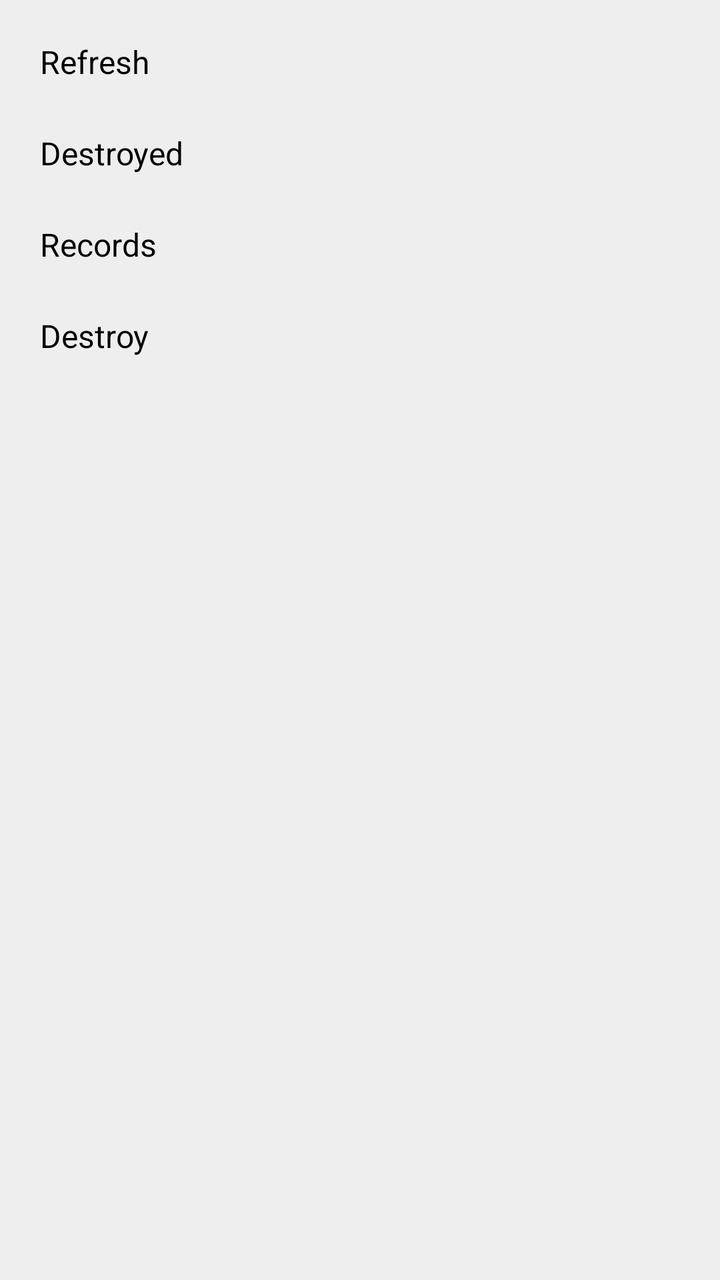
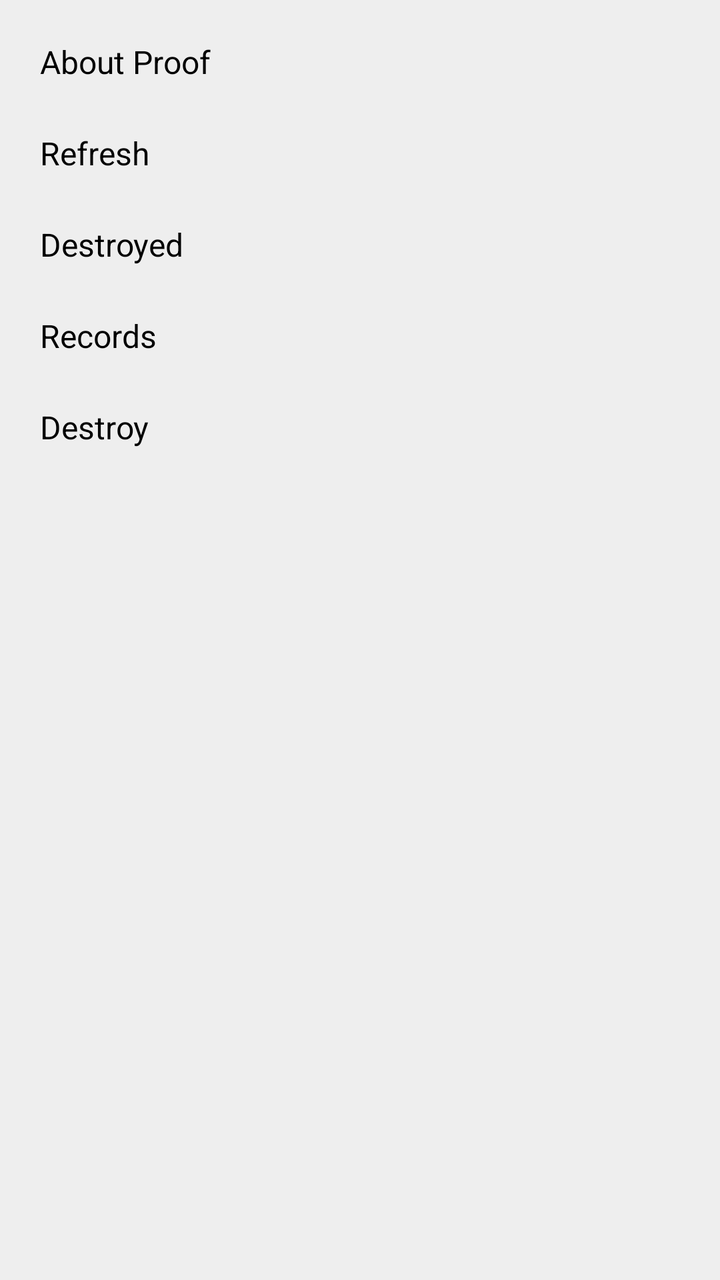

Before-and-after screenshots of an Android layout around one commit, followed by the original layout XML and the change that was made.
<!-- AndroidManifest.xml: application theme Theme.Freer -->
<!-- res/layout/popup_menu_proof_more.xml -->
<?xml version="1.0" encoding="utf-8"?>
<LinearLayout xmlns:android="http://schemas.android.com/apk/res/android"
    android:layout_width="wrap_content"
    android:layout_height="wrap_content"
    android:orientation="vertical"
    android:background="@color/background_light"
    android:padding="8dp">


    <TextView
        android:id="@+id/refresh_item"
        android:layout_width="match_parent"
        android:layout_height="wrap_content"
        android:text="@string/refresh"
        android:textSize="16sp"
        android:textColor="@color/text"
        android:padding="12dp"
        android:background="?android:attr/selectableItemBackground"
        android:clickable="true"
        android:focusable="true" />

    <TextView
        android:id="@+id/destroyed_item"
        android:layout_width="match_parent"
        android:layout_height="wrap_content"
        android:text="@string/destroyed"
        android:textSize="16sp"
        android:textColor="@color/text"
        android:padding="12dp"
        android:background="?android:attr/selectableItemBackground"
        android:clickable="true"
        android:focusable="true" />

    <TextView
        android:id="@+id/record_item"
        android:layout_width="match_parent"
        android:layout_height="wrap_content"
        android:text="@string/records"
        android:textSize="16sp"
        android:textColor="@color/text"
        android:padding="12dp"
        android:background="?android:attr/selectableItemBackground"
        android:clickable="true"
        android:focusable="true" />

    <TextView
        android:id="@+id/destroy_item"
        android:layout_width="match_parent"
        android:layout_height="wrap_content"
        android:text="@string/destroy"
        android:textSize="16sp"
        android:textColor="@color/text"
        android:padding="12dp"
        android:background="?android:attr/selectableItemBackground"
        android:clickable="true"
        android:focusable="true" />

</LinearLayout>
<!-- resources referenced by this layout -->
<resources>
  <color name="background_light">#EEEEEE</color>
  <color name="text">#000000</color>
  <string name="destroy">Destroy</string>
  <string name="destroyed">Destroyed</string>
  <string name="records">Records</string>
  <string name="refresh">Refresh</string>
  <style name="Theme.Freer" parent="Base.Theme.Freer" />
  <style name="Base.Theme.Freer" parent="Theme.Material3.DayNight.NoActionBar">
          <item name="colorPrimary">#2196F3</item>
          <item name="colorAccent">#2196F3</item>
          <item name="android:windowBackground">#FFFFFF</item>
          
          <item name="android:windowLayoutInDisplayCutoutMode">shortEdges</item>
          <item name="android:enforceNavigationBarContrast">false</item>
          <item name="android:enforceStatusBarContrast">false</item>
          <item name="android:statusBarColor">@android:color/transparent</item>
          <item name="android:navigationBarColor">@android:color/transparent</item>
          <item name="android:windowLightStatusBar">true</item>
          <item name="android:windowLightNavigationBar">true</item>
      </style>
</resources>

<!-- the commit's change to res/layout/popup_menu_proof_more.xml (unified diff, before → after) -->
@@ -6,6 +6,18 @@
     android:background="@color/background_light"
     android:padding="8dp">
 
+
+    <TextView
+        android:id="@+id/about_item"
+        android:layout_width="match_parent"
+        android:layout_height="wrap_content"
+        android:text="@string/about_proof"
+        android:textSize="16sp"
+        android:textColor="@color/text"
+        android:padding="12dp"
+        android:background="?android:attr/selectableItemBackground"
+        android:clickable="true"
+        android:focusable="true" />
 
     <TextView
         android:id="@+id/refresh_item"
<!-- resource entries referenced after the edit -->
@@ -2,6 +2,7 @@
 <resources>
   <color name="background_light">#EEEEEE</color>
   <color name="text">#000000</color>
+  <string name="about_proof">About Proof</string>
   <string name="destroy">Destroy</string>
   <string name="destroyed">Destroyed</string>
   <string name="records">Records</string>
